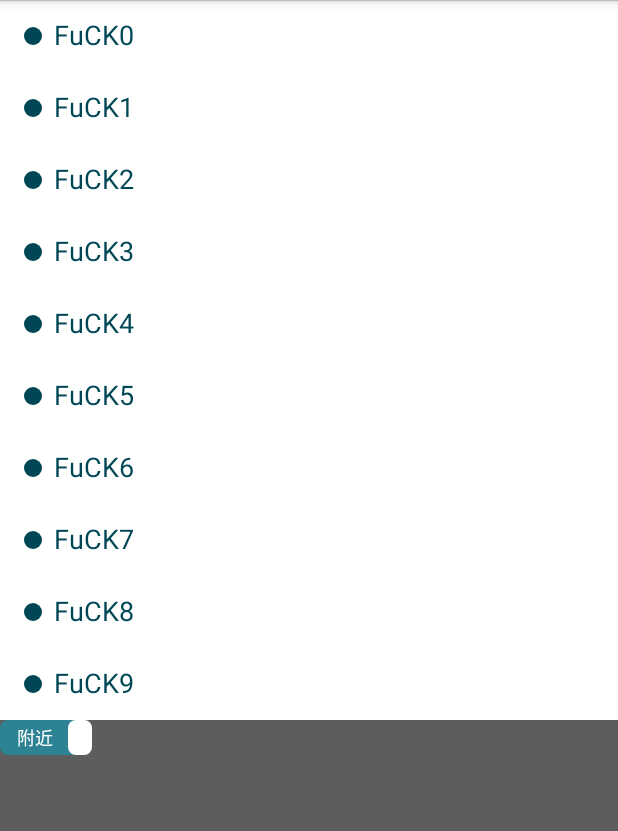
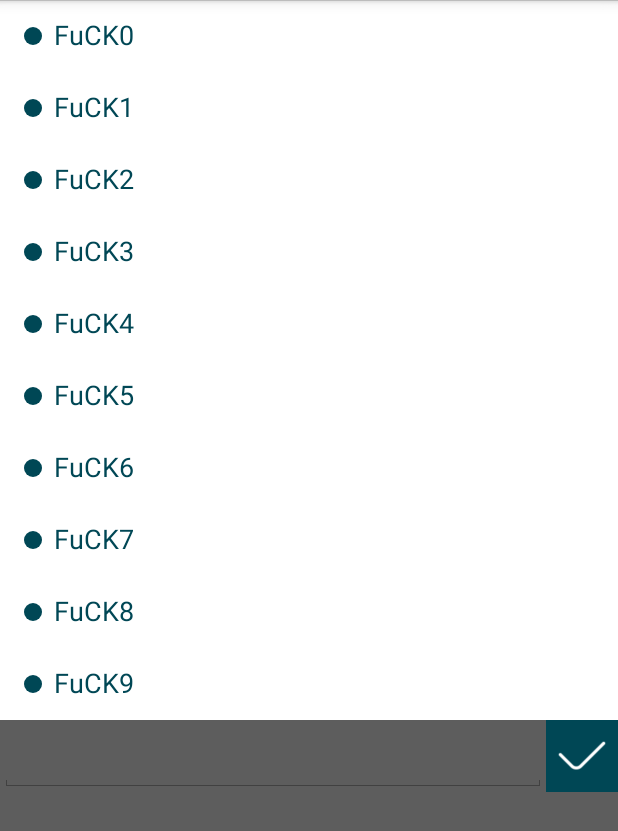
Before and after one commit to Luomingbear/PocketAsk, an Android app: the test screen opened directly, with no data from a screen before it, on a phone screen of 412 x 824 dp. Shown: the top 831 px of the screen. Run offline under Robolectric (Android 15) with nearby library versions, the phone set to English and light mode, and no system bars; 1 statement that could not run was skipped.

Commit message:
输入框

```diff
--- /dev/null
+++ b/app/src/main/java/com/bear/pocketask/view/InputView.java
@@ -0,0 +1,91 @@
+package com.bear.pocketask.view;
+
+import com.bear.pocketask.R;
+
+import android.content.Context;
+import android.util.AttributeSet;
+import android.view.Gravity;
+import android.widget.EditText;
+import android.widget.ImageView;
+import android.widget.LinearLayout;
+
+/**
+ * 弹出的输入框
+ * Created by ming.luo on 10/27/2016.
+ */
+
+public class InputView extends LinearLayout
+{
+	public InputView(Context context)
+	{
+		this(context, null);
+	}
+
+	public InputView(Context context, AttributeSet attrs)
+	{
+		this(context, attrs, 0);
+	}
+
+	public InputView(Context context, AttributeSet attrs, int defStyle)
+	{
+		super(context, attrs, defStyle);
+		initView();
+	}
+
+	private void initView()
+	{
+		setOrientation(HORIZONTAL);
+		setGravity(Gravity.CENTER_VERTICAL);
+
+		//输入框
+		addView(newEditTextView());
+
+		//发送按钮
+		addView(newSendButton());
+	}
+
+	/**
+	 * 生成发送按钮
+	 * @return
+	 */
+	private LinearLayout newSendButton()
+	{
+		LinearLayout sendLayout = new LinearLayout(getContext());
+		LayoutParams p = new LayoutParams((int) (getResources().getDimension(R.dimen.title_height)), (int) (getResources().getDimension(R.dimen.title_height)));
+		sendLayout.setLayoutParams(p);
+		sendLayout.setGravity(Gravity.CENTER);
+		sendLayout.setBackgroundColor(getResources().getColor(R.color.deepblue));
+
+		int iconWidth = (int) getResources().getDimension(R.dimen.icon_large);
+		sendLayout.addView(newImageView(iconWidth, iconWidth, R.drawable.ok));
+		return sendLayout;
+	}
+
+	/**
+	 * 生成输入框
+	 */
+	private EditText newEditTextView()
+	{
+		LinearLayout editLayout = new LinearLayout(getContext());
+		LayoutParams p = new LayoutParams((int) (getResources().getDimension(R.dimen.title_height)), (int) (getResources().getDimension(R.dimen.title_height)));
+		editLayout.setLayoutParams(p);
+		editLayout.setBackgroundColor(getResources().getColor(R.color.white));
+
+		EditText editText = new EditText(getContext());
+		LayoutParams params = new LayoutParams(LayoutParams.WRAP_CONTENT, LayoutParams.MATCH_PARENT, 1);
+		editText.setLayoutParams(params);
+		return editText;
+	}
+
+	/**
+	 * 生成图片
+	 */
+	private ImageView newImageView(int width, int height, int drawableId)
+	{
+		ImageView imageView = new ImageView(getContext());
+		LayoutParams params = new LayoutParams(width, height);
+		imageView.setLayoutParams(params);
+		imageView.setImageResource(drawableId);
+		return imageView;
+	}
+}
--- a/app/src/main/java/com/bear/pocketask/view/selectorbutton/SelectorButton.java
+++ b/app/src/main/java/com/bear/pocketask/view/selectorbutton/SelectorButton.java
@@ -199,7 +199,7 @@ public class SelectorButton extends View
 	{
 		isChecked = checked;
 
-		postInvalidate();
+		invalidate();
 	}
 
 	public boolean isChecked()
--- a/app/src/main/res/layout/test.xml
+++ b/app/src/main/res/layout/test.xml
@@ -24,9 +24,11 @@
 
             </com.bear.pocketask.view.selectorbutton.SelectorAdapterView>
 
-            <com.bear.pocketask.view.cradiobutton.CRadioButton
-                android:layout_width="80dp"
-                android:layout_height="40dp"/>
+            <com.bear.pocketask.view.InputView
+                android:layout_width="match_parent"
+                android:layout_height="@dimen/title_height">
+
+            </com.bear.pocketask.view.InputView>
         </LinearLayout>
 
     </ScrollView>
```
Also changed, not shown: app/src/main/java/com/bear/pocketask/activity/MainActivity.java (+42 -29 lines), app/src/main/res/layout/card_item.xml (+6 -4 lines), app/src/main/res/layout/input_text_layout.xml (added, +32 -0 lines).
